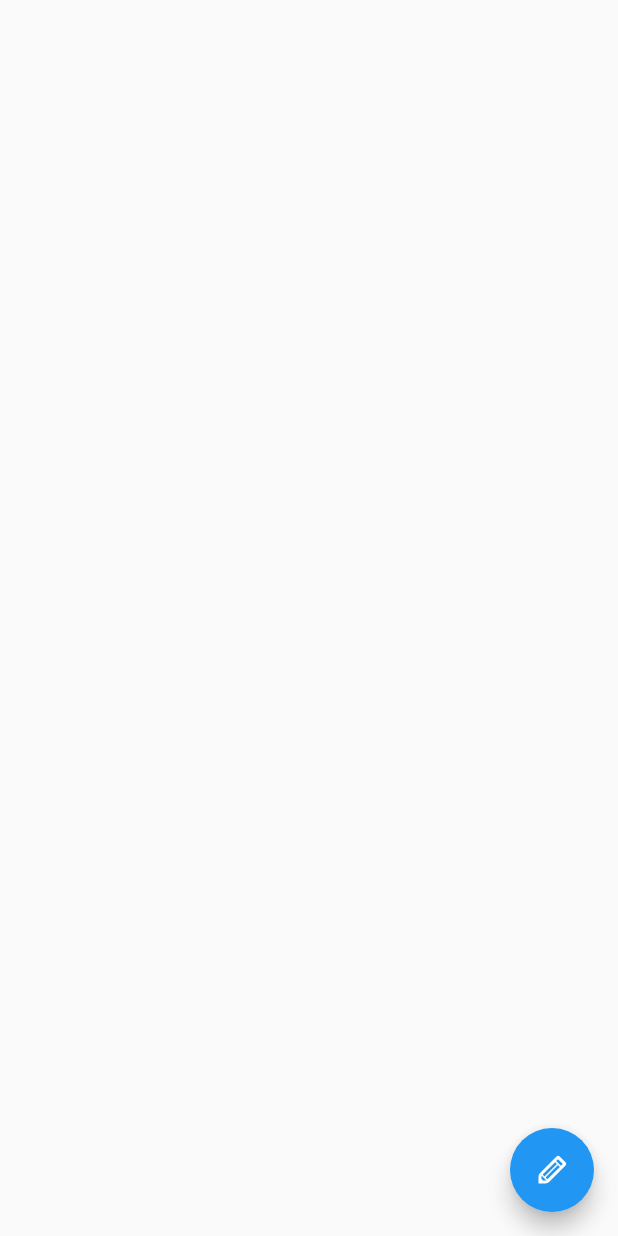
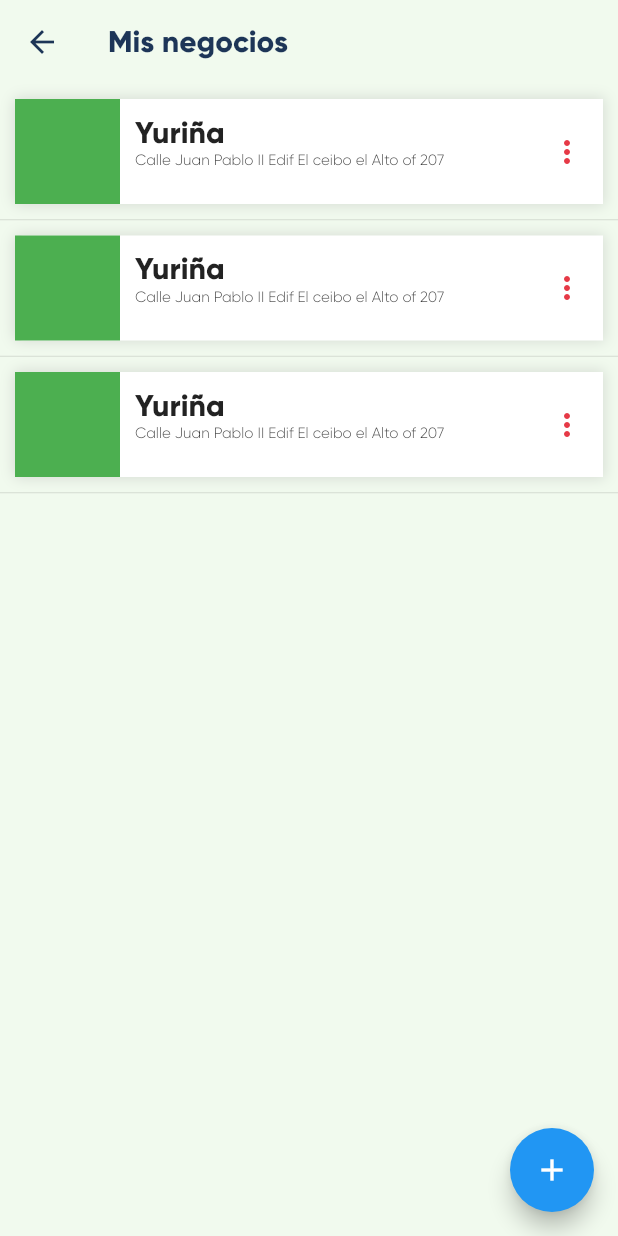
Before and after one commit to DarkAstaroth/pymbo, a Flutter app: the MiNegocio screen opened by its route, on a phone screen of 412 x 824 dp. Run offline on Flutter 3.47's test engine with Material 2 defaults, Android fonts, the phone set to English and light mode, and no system bars; our stand-ins replace bloc, circular_profile_avatar, equatable, firebase_auth, flutter_bloc, flutter_swiper and 7 more; missing offline and left inert: admob_flutter, flutter_auth_buttons, flutter_page_indicator; accounts and stored records are empty.

Commit message:
mejorando el diseño estatico de formulario y pantallas para el negocio

```diff
--- a/lib/main.dart
+++ b/lib/main.dart
@@ -9,6 +9,7 @@ import 'package:pymbo/src/ui/favorite/favorite_screen.dart';
 import 'package:pymbo/src/ui/home_screen.dart';
 import 'package:pymbo/src/ui/login/login_screen.dart';
 import 'package:pymbo/src/ui/negocio/mi_negocio.dart';
+import 'package:pymbo/src/ui/negocio/perfil_negocio.dart';
 import 'package:splashscreen/splashscreen.dart';
 
 void main() {
@@ -41,6 +42,7 @@ class App extends StatelessWidget {
         routes: <String, WidgetBuilder>{
           '/favoritos': (BuildContext context) => new FavoriteScreen(),
           '/mi_negocio': (BuildContext context) => new MiNegocio(),
+          '/perfil-negocio': (BuildContext context) => new PerfilNegocio(),
         },
         home: SplashScreen(
           seconds: 5,
--- a/lib/src/ui/negocio/mi_negocio.dart
+++ b/lib/src/ui/negocio/mi_negocio.dart
@@ -1,5 +1,9 @@
+import 'dart:ui';
+
 import 'package:flutter/material.dart';
 import 'package:fluttericon/typicons_icons.dart';
+
+import 'negocio_list.dart';
 
 class MiNegocio extends StatefulWidget {
   @override
@@ -10,10 +14,33 @@ class _MiNegocioState extends State<MiNegocio> {
   @override
   Widget build(BuildContext context) {
     return Scaffold(
-
+      backgroundColor: Color(0XFFF1FAEE),
+      appBar: AppBar(
+        title: Text(
+          "Mis negocios",
+          style: TextStyle(
+            color: Color(0XFF1D3557),
+            fontFamily: 'GilroyB'
+          ),
+          ),
+        backgroundColor: Color(0XFFF1FAEE),
+        elevation: 0,
+        leading: IconButton(
+          icon: Icon(
+            Icons.arrow_back,
+            color: Color(0XFF1D3557),
+            ),
+          onPressed: (){
+            Navigator.pop(context);
+          }
+        ),
+      ),
+      body: NegocioList(),
       floatingActionButton: FloatingActionButton(
-        child: Icon(Typicons.pencil),
-        onPressed: (){}
+        child: Icon(Icons.add),
+        onPressed: (){
+          Navigator.of(context).pushNamed('/perfil-negocio');
+        }
         ),
     );
   }
--- /dev/null
+++ b/lib/src/ui/negocio/negocio_list.dart
@@ -0,0 +1,31 @@
+import 'package:flutter/material.dart';
+import 'package:pymbo/src/ui/negocio/user_card_negocio.dart';
+
+class NegocioList extends StatefulWidget {
+  @override
+  _NegocioListState createState() => _NegocioListState();
+}
+
+class _NegocioListState extends State<NegocioList> {
+  @override
+  Widget build(BuildContext context) {
+    return Container(
+      child: ListView(
+        children: [
+          UserCardNegocio(),
+          Divider(
+            height: 1,
+          ),
+          UserCardNegocio(),
+          Divider(
+            height: 1,
+          ),
+          UserCardNegocio(),
+          Divider(
+            height: 1,
+          ),
+        ],
+      ),
+    );
+  }
+}
--- /dev/null
+++ b/lib/src/ui/negocio/user_card_negocio.dart
@@ -0,0 +1,98 @@
+import 'package:flutter/material.dart';
+
+class UserCardNegocio extends StatefulWidget {
+  @override
+  _UserCardNegocioState createState() => _UserCardNegocioState();
+}
+
+class _UserCardNegocioState extends State<UserCardNegocio> {
+  @override
+  Widget build(BuildContext context) {
+    return Padding(
+            padding: const EdgeInsets.all(10),
+            child: Container(
+              width: double.infinity,
+              height: 70,
+              decoration: BoxDecoration(
+                color: Colors.white,
+                borderRadius: BorderRadius.only(
+                    topLeft: Radius.circular(5),
+                    bottomLeft: Radius.circular(5)),
+                boxShadow: [
+                  BoxShadow(
+                    color: Colors.grey.withOpacity(0.3),
+                    spreadRadius: 1,
+                    blurRadius: 7,
+                    // offset: Offset(3, 3), // changes position of shadow
+                  ),
+                ],
+              ),
+              child: Row(
+                mainAxisAlignment: MainAxisAlignment.spaceBetween,
+                children: [
+                  Container(
+                    width: 70,
+                    height: 70,
+                    color: Colors.green,
+                  ),
+                  Expanded(
+                    child: Padding(
+                      padding: const EdgeInsets.all(10),
+                      child: Column(
+                        crossAxisAlignment: CrossAxisAlignment.start,
+                        children: [
+                          Text(
+                            "Yuriña",
+                            style:
+                                TextStyle(fontFamily: 'GilroyB', fontSize: 20),
+                          ),
+                          Text(
+                            "Calle Juan Pablo II Edif El ceibo el Alto of 207",
+                            style:
+                                TextStyle(fontFamily: 'GilroyL', fontSize: 10),
+                          ),
+                        ],
+                      ),
+                    ),
+                  ),
+                  PopupMenuButton(
+
+                      icon: Icon(
+                        Icons.more_vert,
+                        color: Color(0XFFE63946),
+                      ),
+                      itemBuilder: (context) => [
+                            PopupMenuItem(
+                                height: 25,
+                                child: Text(
+                              "Ver",
+                              style: TextStyle(
+                                fontFamily: 'GilroyB',
+                                fontSize: 13
+                                ),
+                            )),
+                            PopupMenuItem(
+                              height: 25,
+                                child: Text(
+                              "Editar",
+                              style: TextStyle(
+                                fontFamily: 'GilroyB',
+                                fontSize: 13
+                                ),
+                            )),
+                            PopupMenuItem(
+                              height: 25,
+                                child: Text(
+                              "Eliminar",
+                              style: TextStyle(
+                                fontFamily: 'GilroyB',
+                                fontSize: 13
+                                ),
+                            )),
+                          ])
+                ],
+              ),
+            ),
+          );
+  }
+}
```
Also changed, not shown: lib/src/ui/negocio/formulario_negocio.dart (added, +77 -0 lines), lib/src/ui/negocio/perfil_negocio.dart (added, +63 -0 lines).
